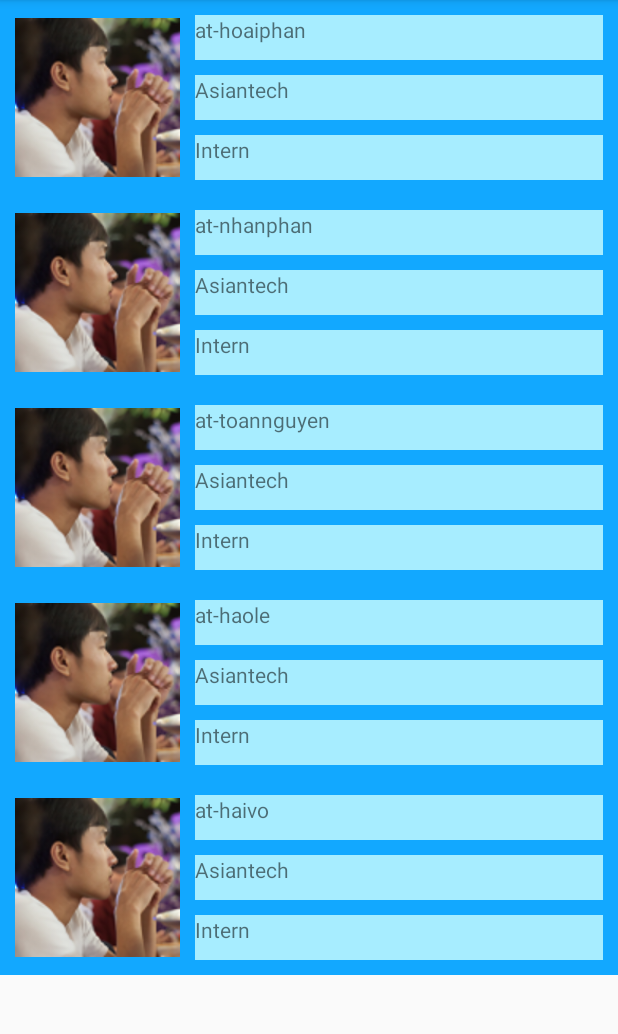
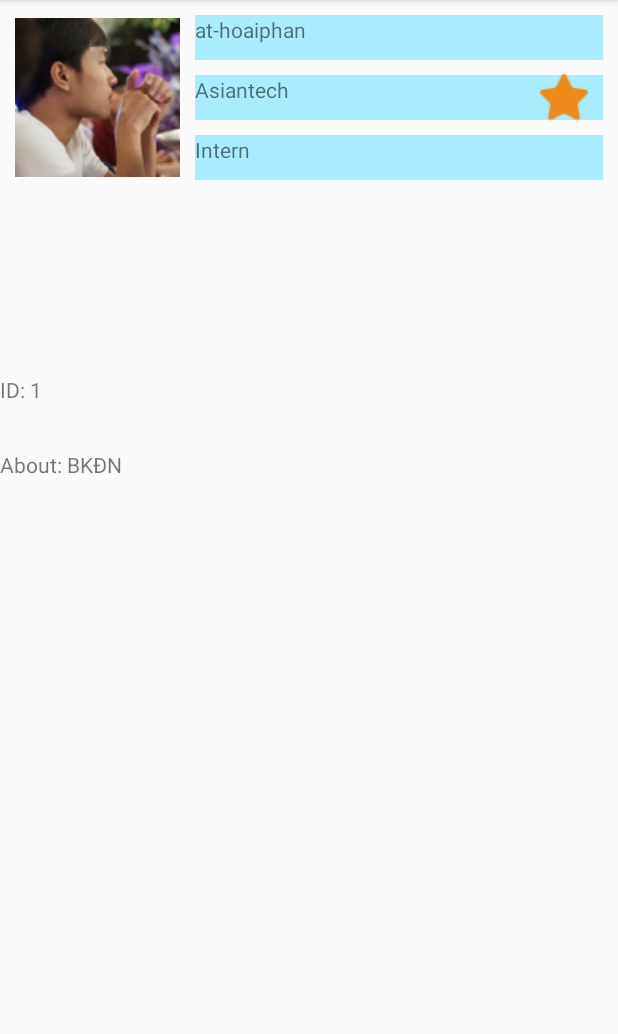
Before and after one commit to at-hoaiphan/First_Project, an Android app: the ListUser screen opened directly, with no data from a screen before it, after a tap on "at-hoaiphan", on a phone screen of 412 x 824 dp, the part 84-1118 px from its top. Run offline under Robolectric (Android 15) with nearby library versions, the phone set to English and light mode, and no system bars.

Commit message:
Add favourite button

```diff
--- a/app/src/main/AndroidManifest.xml
+++ b/app/src/main/AndroidManifest.xml
@@ -4,7 +4,7 @@
 
     <application
         android:allowBackup="true"
-        android:icon="@mipmap/ic_launcher"
+        android:icon="@mipmap/ic_android"
         android:label="@string/app_name"
         android:supportsRtl="true"
         android:theme="@style/AppTheme">
@@ -20,6 +20,7 @@
         <activity android:name=".HeaderInformationLayout"></activity>
         <activity android:name=".InformationLayout"></activity>
         <activity android:name=".ListUser"></activity>
+        <activity android:name=".DetailItem"></activity>
     </application>
 
 </manifest>
--- /dev/null
+++ b/app/src/main/java/com/example/gio/firstproject/DetailItem.java
@@ -0,0 +1,61 @@
+package com.example.gio.firstproject;
+
+import android.os.Bundle;
+import android.support.annotation.Nullable;
+import android.support.v7.app.AppCompatActivity;
+import android.view.View;
+import android.widget.ImageButton;
+import android.widget.TextView;
+
+/**
+ * Created by Gio on 3/13/2017.
+ */
+public class DetailItem extends AppCompatActivity{
+
+    private static final String TAG = MainActivity.class.getSimpleName();
+    TextView tvId, tvName, tvCompany, tvMajor, tvAbout;
+    ImageButton imgBtnIsFavourite;
+    @Override
+    protected void onCreate(@Nullable Bundle savedInstanceState) {
+        super.onCreate(savedInstanceState);
+        setContentView(R.layout.detail_item);
+
+        final User user = getIntent().getBundleExtra("mUser").getParcelable("user_item");
+
+        tvId = (TextView) findViewById(R.id.tvId);
+        tvId.setText("ID: "+ String.valueOf(user.getId()));
+        imgBtnIsFavourite = (ImageButton) findViewById(R.id.imgBtnFavourite);
+        if (user.getIsFavourite() == 0) {
+            imgBtnIsFavourite.setBackgroundResource(R.drawable.ic_staroff);
+        }
+        else {
+            imgBtnIsFavourite.setBackgroundResource(R.drawable.ic_staron);
+        }
+        imgBtnIsFavourite.setOnClickListener(new View.OnClickListener() {
+            @Override
+            public void onClick(View v) {
+                if (user.getIsFavourite() == 0) {
+                    imgBtnIsFavourite.setBackgroundResource(R.drawable.ic_staroff);
+                    user.setIsFavourite(1);
+                }
+                else {
+                    imgBtnIsFavourite.setBackgroundResource(R.drawable.ic_staron);
+                    user.setIsFavourite(0);
+                }
+            }
+        });
+
+        tvName = (TextView) findViewById(R.id.tvName);
+        tvName.setText(user.getName());
+
+        tvCompany = (TextView) findViewById(R.id.tvCompany);
+        tvCompany.setText(user.getCompany());
+
+        tvMajor = (TextView) findViewById(R.id.tvMajor);
+        tvMajor.setText(user.getMajor());
+
+        tvAbout = (TextView) findViewById(R.id.tvAbout);
+        tvAbout.setText("About: " + user.getAbout());
+
+    }
+}
--- a/app/src/main/java/com/example/gio/firstproject/ListUser.java
+++ b/app/src/main/java/com/example/gio/firstproject/ListUser.java
@@ -6,7 +6,6 @@ import android.support.v7.widget.LinearLayoutManager;
 import android.support.v7.widget.RecyclerView;
 
 import java.util.ArrayList;
-import java.util.List;
 
 /**
  * Created by Gio on 3/10/2017.
@@ -15,7 +14,7 @@ import java.util.List;
 public class ListUser extends AppCompatActivity {
     private RecyclerView recyclerViewUsers;
     private UserAdapter mUserAdapter;
-    private List<User> mUsers;
+    private ArrayList<User> mUsers;
 
     @Override
     public void onCreate(Bundle savedInstanceState) {
@@ -26,11 +25,11 @@ public class ListUser extends AppCompatActivity {
 
         //create User data
         mUsers = new ArrayList<>();
-        mUsers.add(new User("at-hoaiphan", "Asiantech", "Intern"));
-        mUsers.add(new User("at-nhanphan", "Asiantech", "Intern"));
-        mUsers.add(new User("at-toannguyen", "Asiantech", "Intern"));
-        mUsers.add(new User("at-haole", "Asiantech", "Intern"));
-        mUsers.add(new User("at-haivo", "Asiantech", "Intern"));
+        mUsers.add(new User(1, "at-hoaiphan", "Asiantech", "Intern", "BKĐN", 1));
+        mUsers.add(new User(2, "at-nhanphan", "Asiantech", "Intern", "BKĐN", 0));
+        mUsers.add(new User(3, "at-toannguyen", "Asiantech", "Intern", "ABC", 0));
+        mUsers.add(new User(4, "at-haole", "Asiantech", "Intern", "ABC", 0));
+        mUsers.add(new User(5, "at-haivo", "Asiantech", "Intern", "APtech", 0));
 
         mUserAdapter = new UserAdapter(this, mUsers);
         recyclerViewUsers.setAdapter(mUserAdapter);
--- a/app/src/main/java/com/example/gio/firstproject/User.java
+++ b/app/src/main/java/com/example/gio/firstproject/User.java
@@ -1,20 +1,72 @@
 package com.example.gio.firstproject;
+
+import android.os.Parcel;
+import android.os.Parcelable;
 
 /**
  * Created by Gio on 3/10/2017.
  */
 
-public class User {
-    private String name, company, major;
+public class User implements Parcelable{
+    private int id, isFavourite = 0;
+    private String name, company, major, about;
 
-    public User(String name, String company, String major) {
+    public User(int id, String name, String company, String major, String about, int isFavourite) {
+        this.id = id;
         this.name = name;
         this.company = company;
         this.major = major;
+        this.about = about;
+        this.isFavourite = isFavourite;
     }
+
+    protected User(Parcel in) {
+        id = in.readInt();
+        isFavourite = in.readInt();
+        name = in.readString();
+        company = in.readString();
+        major = in.readString();
+        about = in.readString();
+    }
+
+    public int getIsFavourite() {
+        return isFavourite;
+    }
+
+    public void setIsFavourite(int isFavourite) {
+        this.isFavourite = isFavourite;
+    }
+
+    public String getAbout() {
+        return about;
+    }
+
+    public void setAbout(String about) {
+        this.about = about;
+    }
+
+    public static final Creator<User> CREATOR = new Creator<User>() {
+        @Override
+        public User createFromParcel(Parcel in) {
+            return new User(in);
+        }
+
+        @Override
+        public User[] newArray(int size) {
+            return new User[size];
+        }
+    };
 
     public void setName(String name) {
         this.name = name;
+    }
+
+    public void setId(int id) {
+        this.id = id;
+    }
+
+    public int getId() {
+        return id;
     }
 
     public void setCompany(String company) {
@@ -36,4 +88,19 @@ public class User {
     public String getMajor() {
         return major;
     }
+
+    @Override
+    public int describeContents() {
+        return 0;
+    }
+
+    @Override
+    public void writeToParcel(Parcel parcel, int flags) {
+        parcel.writeInt(id);
+        parcel.writeInt(isFavourite);
+        parcel.writeString(getName());
+        parcel.writeString(getCompany());
+        parcel.writeString(getMajor());
+        parcel.writeString(getAbout());
+    }
 }
--- a/app/src/main/java/com/example/gio/firstproject/UserAdapter.java
+++ b/app/src/main/java/com/example/gio/firstproject/UserAdapter.java
@@ -1,26 +1,31 @@
 package com.example.gio.firstproject;
 
 import android.content.Context;
+import android.content.Intent;
+import android.os.Bundle;
 import android.support.v7.widget.RecyclerView;
 import android.view.LayoutInflater;
 import android.view.View;
 import android.view.ViewGroup;
+import android.widget.ImageButton;
 import android.widget.ImageView;
 import android.widget.TextView;
-import android.widget.Toast;
 
-import java.util.List;
+import java.util.ArrayList;
 
 /**
  * Created by Gio on 3/10/2017.
  */
 
 public class UserAdapter extends RecyclerView.Adapter<UserAdapter.UserViewHolder> {
-    private List<User> mUser;
+
+    private static final String TAG = MainActivity.class.getSimpleName();
+
+    private ArrayList<User> mUser;
     private Context mContext;
     private LayoutInflater mLayoutInflater;
 
-    public UserAdapter(Context context, List<User> datas) {
+    public UserAdapter(Context context, ArrayList<User> datas) {
         mContext = context;
         mUser = datas;
         mLayoutInflater = LayoutInflater.from(context);
@@ -36,21 +41,47 @@ public class UserAdapter extends RecyclerView.Adapter<UserAdapter.UserViewHolder
     public class UserViewHolder extends RecyclerView.ViewHolder {
         private ImageView imgAvatar;
         private TextView tvName, tvCompany, tvMajor;
+        private ImageButton imgBtnIsFavourite;
 
-        public UserViewHolder(View itemView) {
+        public UserViewHolder(final View itemView) {
             super(itemView);
             imgAvatar = (ImageView) itemView.findViewById(R.id.imgAvatar);
             tvName = (TextView) itemView.findViewById(R.id.tvName);
             tvCompany = (TextView) itemView.findViewById(R.id.tvCompany);
             tvMajor = (TextView) itemView.findViewById(R.id.tvMajor);
+            imgBtnIsFavourite = (ImageButton) itemView.findViewById(R.id.imgBtnFavourite);
 
-            itemView.setOnClickListener(new View.OnClickListener(){
+            //set onClick Favourite button
+            imgBtnIsFavourite.setOnClickListener(new View.OnClickListener() {
                 @Override
                 public void onClick(View v) {
                     User user = mUser.get(getAdapterPosition());
-                    Toast.makeText(mContext, user.getName(), Toast.LENGTH_SHORT).show();
+                    if (user.getIsFavourite() == 0) {
+                        imgBtnIsFavourite.setBackgroundResource(R.drawable.ic_staroff);
+                        user.setIsFavourite(1);
+                        mUser.set(getAdapterPosition(),null);
+                    } else {
+                        imgBtnIsFavourite.setBackgroundResource(R.drawable.ic_staron);
+                        user.setIsFavourite(0);
+                    }
                 }
             });
+
+            //set onClick Item
+            itemView.setOnClickListener(new View.OnClickListener() {
+                @Override
+                public void onClick(View v) {
+                    Intent intent = new Intent(mContext, DetailItem.class);
+                    Bundle bundle = new Bundle();
+                    bundle.putParcelable("user_item", mUser.get(getAdapterPosition()));
+                    intent.putExtra("mUser", bundle);
+//                    User user = mUser.get(getAdapterPosition());
+//                    Toast.makeText(mContext, user.getName(), Toast.LENGTH_SHORT).show();
+                    mContext.startActivity(intent);
+
+                }
+            });
+
         }
     }
 
@@ -60,8 +91,16 @@ public class UserAdapter extends RecyclerView.Adapter<UserAdapter.UserViewHolder
         User user = mUser.get(position);
 
         //bind data to viewholder
+        if (user.getId()%2==0) {
+            holder.imgAvatar.setImageResource(R.drawable.ic_setting);
+        }
         holder.tvName.setText(user.getName());
         holder.tvCompany.setText(user.getCompany());
+        if (user.getIsFavourite() == 0) {
+            holder.imgBtnIsFavourite.setBackgroundResource(R.drawable.ic_staroff);
+        } else {
+            holder.imgBtnIsFavourite.setBackgroundResource(R.drawable.ic_staron);
+        }
         holder.tvMajor.setText(user.getMajor());
     }
 
@@ -69,6 +108,4 @@ public class UserAdapter extends RecyclerView.Adapter<UserAdapter.UserViewHolder
     public int getItemCount() {
         return mUser.size();
     }
-
-
 }
--- /dev/null
+++ b/app/src/main/res/layout/detail_item.xml
@@ -0,0 +1,21 @@
+<?xml version="1.0" encoding="utf-8"?>
+<RelativeLayout xmlns:android="http://schemas.android.com/apk/res/android"
+    android:orientation="vertical" android:layout_width="match_parent"
+    android:layout_height="match_parent">
+
+    <include
+        layout="@layout/information"
+        />
+    <TextView
+        android:id="@+id/tvId"
+        android:text="ID: "
+        android:layout_width="match_parent"
+        android:layout_height="wrap_content"
+        android:layout_marginTop="250dp"/>
+    <TextView
+        android:id="@+id/tvAbout"
+        android:text="About: "
+        android:layout_width="match_parent"
+        android:layout_height="wrap_content"
+        android:layout_marginTop="300dp"/>
+</RelativeLayout>
--- a/app/src/main/res/layout/information.xml
+++ b/app/src/main/res/layout/information.xml
@@ -2,21 +2,21 @@
 <RelativeLayout xmlns:android="http://schemas.android.com/apk/res/android"
     android:layout_width="match_parent"
     android:layout_height="130dp"
-    android:background="#12a8ff">
+    android:background="?android:attr/selectableItemBackground">
 
     <ImageView
         android:id="@+id/imgAvatar"
         android:src="@drawable/img_avatar"
         android:layout_width="110dp"
         android:layout_height="110dp"
-        android:layout_marginLeft="10dp"
+        android:layout_marginStart="10dp"
         android:layout_marginTop="10dp"/>
     <TextView
         android:id="@+id/tvName"
         android:text="Name"
         android:layout_width="match_parent"
         android:layout_height="30dp"
-        android:layout_toRightOf="@+id/imgAvatar"
+        android:layout_toEndOf="@+id/imgAvatar"
         android:layout_marginLeft="10dp"
         android:layout_marginRight="10dp"
         android:layout_alignTop="@+id/imgAvatar"
@@ -26,20 +26,30 @@
         android:text="Company"
         android:layout_width="match_parent"
         android:layout_height="30dp"
-        android:layout_toRightOf="@+id/imgAvatar"
+        android:layout_toEndOf="@+id/imgAvatar"
         android:layout_marginLeft="10dp"
         android:layout_marginRight="10dp"
         android:layout_centerVertical="true"
         android:background="#a7edff"/>
+
     <TextView
         android:id="@+id/tvMajor"
         android:text="Major"
         android:layout_width="match_parent"
         android:layout_height="30dp"
-        android:layout_toRightOf="@+id/imgAvatar"
+        android:layout_toEndOf="@+id/imgAvatar"
         android:layout_marginLeft="10dp"
         android:layout_marginRight="10dp"
         android:layout_alignBottom="@+id/imgAvatar"
         android:background="#a7edff"/>
+    <ImageButton
+        android:id="@+id/imgBtnFavourite"
+        android:layout_width="wrap_content"
+        android:layout_height="wrap_content"
+        android:layout_alignEnd="@+id/tvCompany"
+        android:layout_marginLeft="10dp"
+        android:layout_marginRight="10dp"
+        android:layout_centerVertical="true"
+        android:background="@drawable/ic_staroff"/>
 
 </RelativeLayout>
```
Also changed, not shown: app/src/main/res/drawable/ic_staroff.png (added), app/src/main/res/drawable/ic_staron.png (added), app/src/main/res/mipmap-hdpi/ic_android.png (added), app/src/main/res/mipmap-mdpi/ic_android.png (added), app/src/main/res/mipmap-xhdpi/ic_android.png (added), app/src/main/res/mipmap-xxhdpi/ic_android.png (added), app/src/main/res/mipmap-xxxhdpi/ic_android.png (added).
